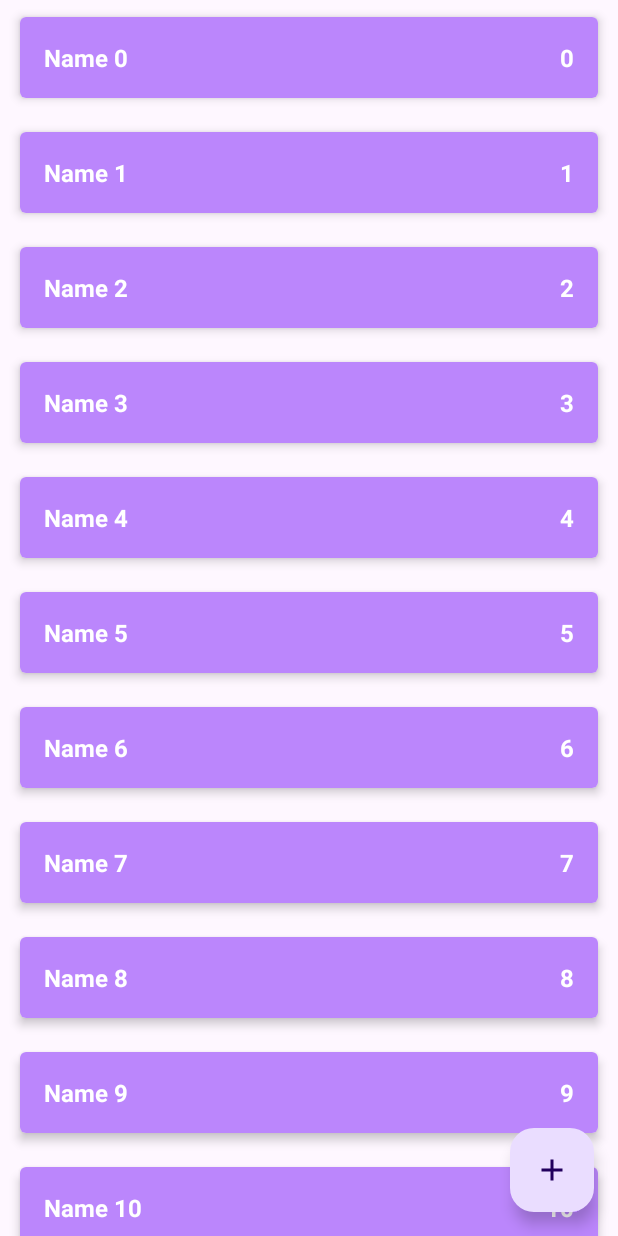
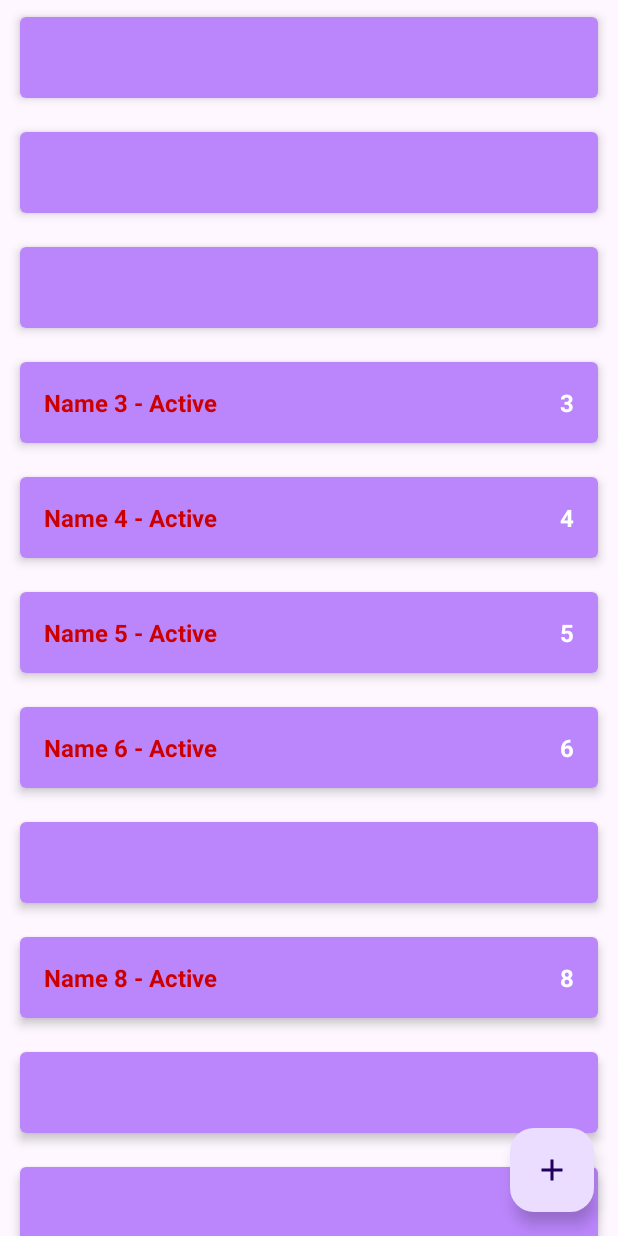
Before and after one commit to Rustam1821/MyShoppingList, an Android app: the screen it shows after launch (MainActivity), on a phone screen of 412 x 824 dp. Run offline under Robolectric (Android 15) with nearby library versions, the phone set to English and light mode, and no system bars.

Commit message:
lesson08

```diff
--- a/app/src/main/java/com/example/myshoppinglist/data/ShopListRepositoryImpl.kt
+++ b/app/src/main/java/com/example/myshoppinglist/data/ShopListRepositoryImpl.kt
@@ -4,6 +4,7 @@ import androidx.lifecycle.LiveData
 import androidx.lifecycle.MutableLiveData
 import com.example.myshoppinglist.domain.ShopItem
 import com.example.myshoppinglist.domain.ShopListRepository
+import kotlin.random.Random
 
 object ShopListRepositoryImpl : ShopListRepository {
 
@@ -12,8 +13,8 @@ object ShopListRepositoryImpl : ShopListRepository {
     private var autoIncrementId = 0
 
     init {
-        for (i in 0 until 12) {
-            val item = ShopItem("Name $i", i, true)
+        for (i in 0 until 100) {
+            val item = ShopItem("Name $i", i, Random.nextBoolean())
             addShopItem(item)
         }
     }
--- a/app/src/main/java/com/example/myshoppinglist/presentation/MainActivity.kt
+++ b/app/src/main/java/com/example/myshoppinglist/presentation/MainActivity.kt
@@ -5,45 +5,29 @@ import android.widget.LinearLayout
 import android.widget.TextView
 import androidx.appcompat.app.AppCompatActivity
 import androidx.lifecycle.ViewModelProvider
+import androidx.recyclerview.widget.RecyclerView
+import androidx.recyclerview.widget.RecyclerView.Adapter
 import com.example.myshoppinglist.R
 import com.example.myshoppinglist.domain.ShopItem
 
 class MainActivity : AppCompatActivity() {
 
     private lateinit var viewModel: MainViewModel
-    private lateinit var llShopList: LinearLayout
+    private lateinit var adapter: ShopListAdapter
 
     override fun onCreate(savedInstanceState: Bundle?) {
         super.onCreate(savedInstanceState)
         setContentView(R.layout.activity_main)
-        llShopList = findViewById(R.id.ll_shop_list)
         viewModel = ViewModelProvider(this)[MainViewModel::class.java]
+        setupRecyclerView()
         viewModel.shopList.observe(this) {
-            showList(it)
+            adapter.shopList = it
         }
     }
 
-    private fun showList(list: List<ShopItem>) {
-        llShopList.removeAllViews()
-        for (shopItem in list) {
-            val layoutId = if (shopItem.enabled) {
-                R.layout.item_shop_enabled
-            } else {
-                R.layout.item_shop_disabled
-            }
-            val view = layoutInflater.inflate(layoutId, llShopList, false)
-            view.findViewById<TextView>(R.id.tv_name).apply {
-                text = shopItem.name
-            }
-            view.findViewById<TextView>(R.id.tv_count).apply {
-                text = shopItem.count.toString()
-            }
-
-            view.setOnLongClickListener {
-                viewModel.changeEnableState(shopItem)
-                true
-            }
-            llShopList.addView(view)
-        }
+    private fun setupRecyclerView() {
+        val rvShopList = findViewById<RecyclerView>(R.id.rv_shop_list)
+        adapter = ShopListAdapter()
+        rvShopList.adapter = adapter
     }
 }
--- a/app/src/main/java/com/example/myshoppinglist/presentation/ShopListAdapter.kt
+++ b/app/src/main/java/com/example/myshoppinglist/presentation/ShopListAdapter.kt
@@ -4,33 +4,57 @@ import android.view.LayoutInflater
 import android.view.View
 import android.view.ViewGroup
 import android.widget.TextView
+import androidx.core.content.ContextCompat
 import androidx.recyclerview.widget.RecyclerView
 import com.example.myshoppinglist.R
 import com.example.myshoppinglist.domain.ShopItem
 
 class ShopListAdapter : RecyclerView.Adapter<ShopListAdapter.ShopItemViewHolder>() {
-    val list = listOf<ShopItem>()
+    var shopList = listOf<ShopItem>()
+        set(value) {
+            field = value
+            notifyDataSetChanged()
+        }
 
     override fun onCreateViewHolder(parent: ViewGroup, viewType: Int): ShopItemViewHolder {
-        val view = LayoutInflater.from(parent.context).inflate(R.layout.item_shop_enabled, parent, false)
+        val view = LayoutInflater.from(parent.context).inflate(
+            R.layout.item_shop_enabled,
+            parent,
+            false
+        )
         return ShopItemViewHolder(view)
     }
 
     override fun getItemCount(): Int {
-        return list.size
+        return shopList.size
     }
 
     override fun onBindViewHolder(holder: ShopItemViewHolder, position: Int) {
-        val item = list[position]
-        holder.tvName.text = item.name
-        holder.tvCount.text = item.count.toString()
+        val item = shopList[position]
+        val status = if (item.enabled) {
+            "Active"
+        } else {
+            "Inactive"
+        }
         holder.itemView.setOnLongClickListener {
             true
         }
+        if (item.enabled) {
+            holder.tvName.text = "${item.name} - $status"
+            holder.tvCount.text = item.count.toString()
+            holder.tvName.setTextColor(ContextCompat.getColor(holder.view.context, android.R.color.holo_red_dark))
+        }
     }
 
-    class ShopItemViewHolder(val itemView: View) : RecyclerView.ViewHolder(itemView) {
-        val tvName = itemView.findViewById<TextView>(R.id.tv_name)
-        val tvCount = itemView.findViewById<TextView>(R.id.tv_count)
+    override fun onViewRecycled(viewHolder: ShopItemViewHolder) {
+        super.onViewRecycled(viewHolder)
+        viewHolder.tvName.text = null
+        viewHolder.tvCount.text = null
+        viewHolder.tvName.setTextColor(ContextCompat.getColor(viewHolder.view.context, android.R.color.white))
+    }
+
+    class ShopItemViewHolder(val view: View) : RecyclerView.ViewHolder(view) {
+        val tvName = view.findViewById<TextView>(R.id.tv_name)
+        val tvCount = view.findViewById<TextView>(R.id.tv_count)
     }
 }
--- a/app/src/main/res/layout/activity_main.xml
+++ b/app/src/main/res/layout/activity_main.xml
@@ -6,22 +6,10 @@
     android:layout_height="match_parent"
     tools:context=".presentation.MainActivity">
 
-    <ScrollView
-        android:layout_width="match_parent"
-        android:layout_height="match_parent">
-
-        <LinearLayout
-            android:id="@+id/ll_shop_list"
-            android:layout_width="match_parent"
-            android:layout_height="wrap_content"
-            android:orientation="vertical" />
-    </ScrollView>
-
     <androidx.recyclerview.widget.RecyclerView
         android:id="@+id/rv_shop_list"
         android:layout_width="0dp"
         android:layout_height="0dp"
-        android:visibility="gone"
         app:layoutManager="androidx.recyclerview.widget.LinearLayoutManager"
         app:layout_constraintBottom_toBottomOf="parent"
         app:layout_constraintEnd_toEndOf="parent"
```
